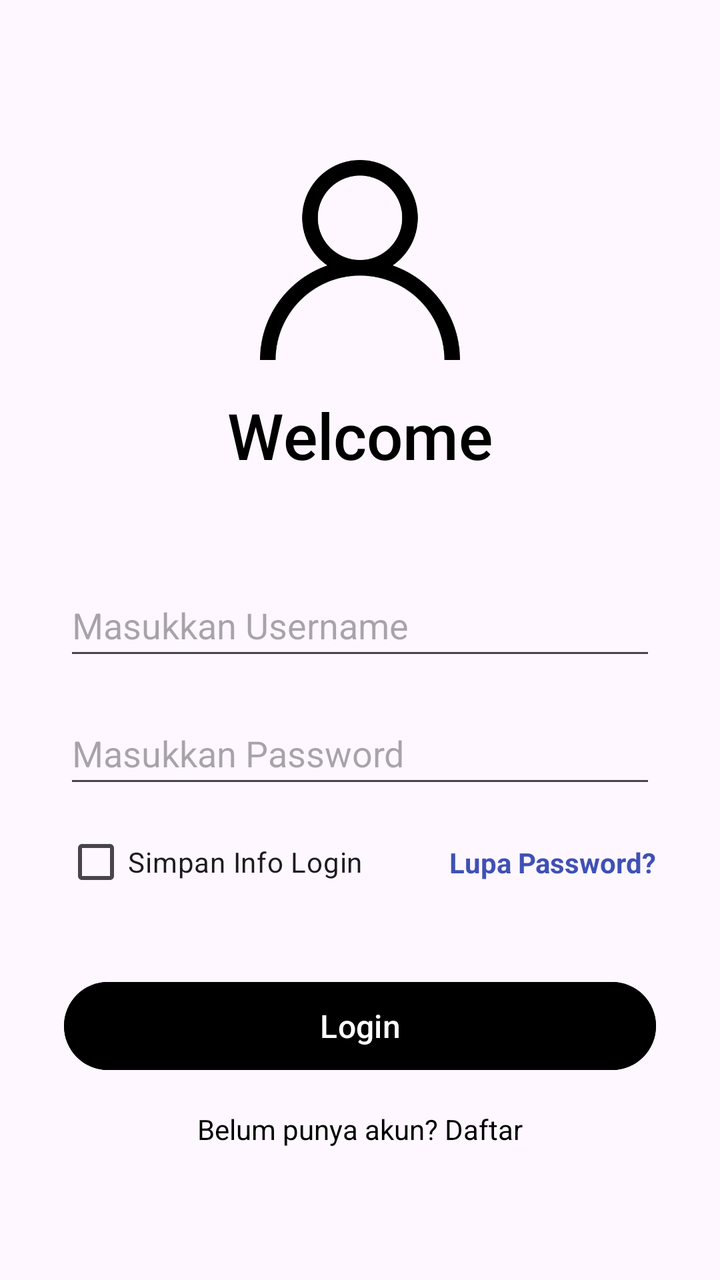
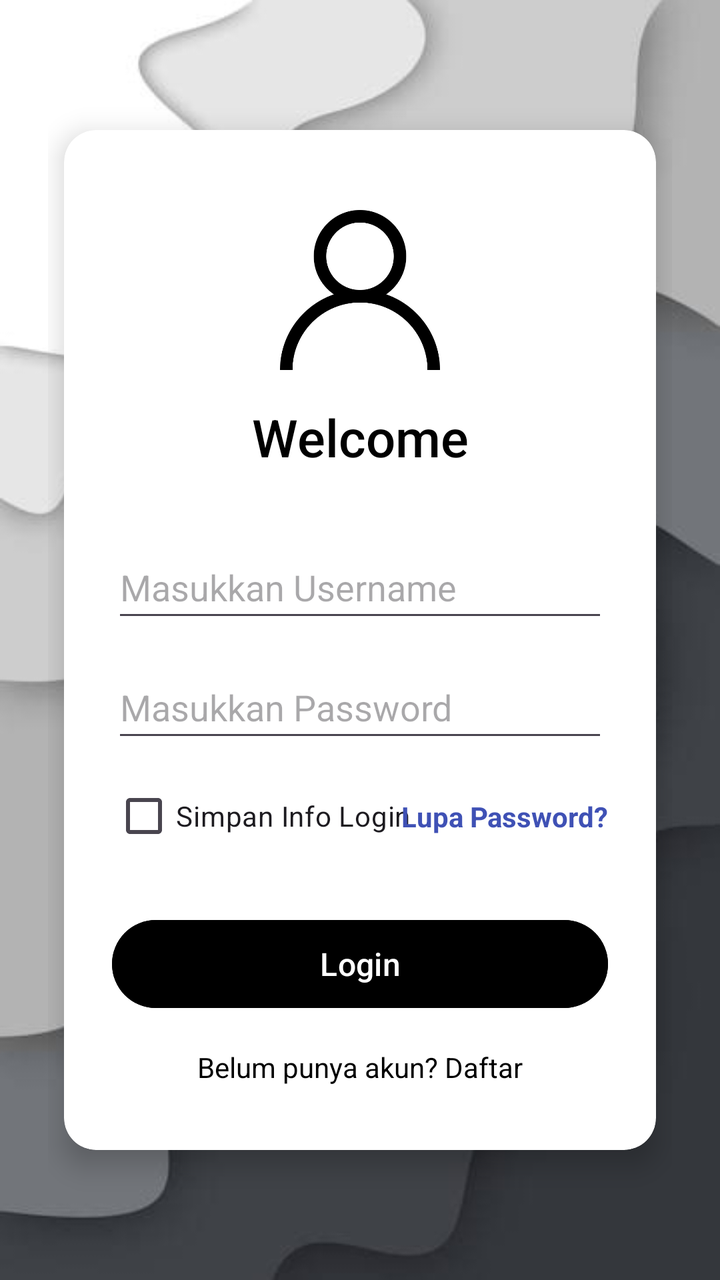

Screens rendered from an Android XML layout before and after an edit, with the pre-edit source and the edit as a unified diff.
<!-- AndroidManifest.xml: application theme Theme.Rafli_3TIA -->
<!-- res/layout/activity_lgin.xml -->
<?xml version="1.0" encoding="utf-8"?>
<androidx.constraintlayout.widget.ConstraintLayout
    xmlns:android="http://schemas.android.com/apk/res/android"
    xmlns:app="http://schemas.android.com/apk/res-auto"
    xmlns:tools="http://schemas.android.com/tools"
    android:id="@+id/main"
    android:layout_width="match_parent"
    android:layout_height="match_parent"
    android:padding="32dp"
    tools:context=".LginActivity">

    
    <ImageView
        android:id="@+id/imageView"
        android:layout_width="100dp"
        android:layout_height="100dp"
        android:layout_marginTop="48dp"
        app:layout_constraintEnd_toEndOf="parent"
        app:layout_constraintStart_toStartOf="parent"
        app:layout_constraintTop_toTopOf="parent"
        app:srcCompat="@drawable/gambar_user" />

    
    <TextView
        android:id="@+id/textView"
        android:layout_width="wrap_content"
        android:layout_height="wrap_content"
        android:layout_marginTop="16dp"
        android:fontFamily="sans-serif-medium"
        android:text="@string/deskripsi"
        android:textColor="@color/black"
        android:textSize="32sp"
        app:layout_constraintEnd_toEndOf="parent"
        app:layout_constraintStart_toStartOf="parent"
        app:layout_constraintTop_toBottomOf="@+id/imageView" />

    
    <EditText
        android:id="@+id/editTextText"
        android:layout_width="0dp"
        android:layout_height="wrap_content"
        android:layout_marginTop="48dp"
        android:minHeight="48dp"
        android:ems="10"
        android:hint="Masukkan Username"
        android:inputType="text"
        app:layout_constraintEnd_toEndOf="parent"
        app:layout_constraintStart_toStartOf="parent"
        app:layout_constraintTop_toBottomOf="@+id/textView" />

    
    <EditText
        android:id="@+id/editTextTextPassword"
        android:layout_width="0dp"
        android:layout_height="wrap_content"
        android:layout_marginTop="16dp"
        android:minHeight="48dp"
        android:ems="10"
        android:hint="Masukkan Password"
        android:inputType="textPassword"
        app:layout_constraintEnd_toEndOf="parent"
        app:layout_constraintStart_toStartOf="parent"
        app:layout_constraintTop_toBottomOf="@+id/editTextText" />

    
    <CheckBox
        android:id="@+id/checkBox"
        android:layout_width="wrap_content"
        android:layout_height="wrap_content"
        android:layout_marginTop="8dp"
        android:text="Simpan Info Login"
        android:textSize="14sp"
        app:layout_constraintStart_toStartOf="parent"
        app:layout_constraintTop_toBottomOf="@+id/editTextTextPassword" />

    
    <TextView
        android:id="@+id/tvLupaPassword"
        android:layout_width="wrap_content"
        android:layout_height="wrap_content"
        android:text="Lupa Password?"
        android:textColor="#3F51B5"
        android:textSize="14sp"
        android:textStyle="bold"
        app:layout_constraintBottom_toBottomOf="@+id/checkBox"
        app:layout_constraintEnd_toEndOf="parent"
        app:layout_constraintTop_toTopOf="@+id/checkBox" />

    
    <Button
        android:id="@+id/btnLogin"
        android:layout_width="0dp"
        android:layout_height="52dp"
        android:layout_marginTop="32dp"
        android:backgroundTint="@color/black"
        android:text="Login"
        android:textColor="@android:color/white"
        android:textSize="16sp"
        app:layout_constraintEnd_toEndOf="parent"
        app:layout_constraintStart_toStartOf="parent"
        app:layout_constraintTop_toBottomOf="@+id/checkBox" />

    

    <TextView
        android:id="@+id/textView2"
        android:layout_width="wrap_content"
        android:layout_height="wrap_content"
        android:layout_marginTop="16dp"
        android:text="Belum punya akun? Daftar"
        android:textColor="#000000"
        android:textSize="14sp"
        app:layout_constraintEnd_toEndOf="parent"
        app:layout_constraintStart_toStartOf="parent"
        app:layout_constraintTop_toBottomOf="@+id/btnLogin" />


</androidx.constraintlayout.widget.ConstraintLayout>
<!-- resources referenced by this layout -->
<resources>
  <color name="black">#FF000000</color>
  <!-- drawable gambar_user: png bitmap (drawable, 13721 bytes) -->
  <string name="deskripsi">Welcome</string>
  <style name="Theme.Rafli_3TIA" parent="Base.Theme.Rafli_3TIA" />
  <style name="Base.Theme.Rafli_3TIA" parent="Theme.Material3.DayNight.NoActionBar">
          
          
      </style>
</resources>

<!-- the commit's change to res/layout/activity_lgin.xml (unified diff, before → after) -->
@@ -6,113 +6,137 @@
     android:id="@+id/main"
     android:layout_width="match_parent"
     android:layout_height="match_parent"
-    android:padding="32dp"
+    android:background="@drawable/bg"
+    android:fitsSystemWindows="true"
+    android:padding="24dp"
     tools:context=".LginActivity">
 
     
-    <ImageView
-        android:id="@+id/imageView"
-        android:layout_width="100dp"
-        android:layout_height="100dp"
-        android:layout_marginTop="48dp"
+    <androidx.cardview.widget.CardView
+        android:layout_width="0dp"
+        android:layout_height="wrap_content"
+        android:layout_marginHorizontal="8dp"
+        app:cardBackgroundColor="#FFFFFF"
+        app:cardCornerRadius="16dp"
+        app:cardElevation="8dp"
+        app:layout_constraintBottom_toBottomOf="parent"
         app:layout_constraintEnd_toEndOf="parent"
         app:layout_constraintStart_toStartOf="parent"
-        app:layout_constraintTop_toTopOf="parent"
-        app:srcCompat="@drawable/gambar_user" />
+        app:layout_constraintTop_toTopOf="parent">
 
-    
-    <TextView
-        android:id="@+id/textView"
-        android:layout_width="wrap_content"
-        android:layout_height="wrap_content"
-        android:layout_marginTop="16dp"
-        android:fontFamily="sans-serif-medium"
-        android:text="@string/deskripsi"
-        android:textColor="@color/black"
-        android:textSize="32sp"
-        app:layout_constraintEnd_toEndOf="parent"
-        app:layout_constraintStart_toStartOf="parent"
-        app:layout_constraintTop_toBottomOf="@+id/imageView" />
+        
+        <androidx.constraintlayout.widget.ConstraintLayout
+            android:layout_width="match_parent"
+            android:layout_height="wrap_content"
+            android:padding="24dp">
 
-    
-    <EditText
-        android:id="@+id/editTextText"
-        android:layout_width="0dp"
-        android:layout_height="wrap_content"
-        android:layout_marginTop="48dp"
-        android:minHeight="48dp"
-        android:ems="10"
-        android:hint="Masukkan Username"
-        android:inputType="text"
-        app:layout_constraintEnd_toEndOf="parent"
-        app:layout_constraintStart_toStartOf="parent"
-        app:layout_constraintTop_toBottomOf="@+id/textView" />
+            
+            <ImageView
+                android:id="@+id/imageView"
+                android:layout_width="80dp"
+                android:layout_height="80dp"
+                android:layout_marginTop="16dp"
+                app:layout_constraintEnd_toEndOf="parent"
+                app:layout_constraintStart_toStartOf="parent"
+                app:layout_constraintTop_toTopOf="parent"
+                app:srcCompat="@drawable/gambar_user" />
 
-    
-    <EditText
-        android:id="@+id/editTextTextPassword"
-        android:layout_width="0dp"
-        android:layout_height="wrap_content"
-        android:layout_marginTop="16dp"
-        android:minHeight="48dp"
-        android:ems="10"
-        android:hint="Masukkan Password"
-        android:inputType="textPassword"
-        app:layout_constraintEnd_toEndOf="parent"
-        app:layout_constraintStart_toStartOf="parent"
-        app:layout_constraintTop_toBottomOf="@+id/editTextText" />
+            
+            <TextView
+                android:id="@+id/textView"
+                android:layout_width="wrap_content"
+                android:layout_height="wrap_content"
+                android:layout_marginTop="16dp"
+                android:fontFamily="sans-serif-medium"
+                android:text="@string/deskripsi"
+                android:textColor="@color/black"
+                android:textSize="26sp"
+                app:layout_constraintEnd_toEndOf="parent"
+                app:layout_constraintStart_toStartOf="parent"
+                app:layout_constraintTop_toBottomOf="@+id/imageView" />
 
-    
-    <CheckBox
-        android:id="@+id/checkBox"
-        android:layout_width="wrap_content"
-        android:layout_height="wrap_content"
-        android:layout_marginTop="8dp"
-        android:text="Simpan Info Login"
-        android:textSize="14sp"
-        app:layout_constraintStart_toStartOf="parent"
-        app:layout_constraintTop_toBottomOf="@+id/editTextTextPassword" />
+            
+            <EditText
+                android:id="@+id/editTextText"
+                android:layout_width="0dp"
+                android:layout_height="wrap_content"
+                android:layout_marginTop="32dp"
+                android:ems="10"
+                android:hint="Masukkan Username"
+                android:inputType="text"
+                android:minHeight="48dp"
+                app:layout_constraintEnd_toEndOf="parent"
+                app:layout_constraintStart_toStartOf="parent"
+                app:layout_constraintTop_toBottomOf="@+id/textView" />
 
-    
-    <TextView
-        android:id="@+id/tvLupaPassword"
-        android:layout_width="wrap_content"
-        android:layout_height="wrap_content"
-        android:text="Lupa Password?"
-        android:textColor="#3F51B5"
-        android:textSize="14sp"
-        android:textStyle="bold"
-        app:layout_constraintBottom_toBottomOf="@+id/checkBox"
-        app:layout_constraintEnd_toEndOf="parent"
-        app:layout_constraintTop_toTopOf="@+id/checkBox" />
+            
+            <EditText
+                android:id="@+id/editTextTextPassword"
+                android:layout_width="0dp"
+                android:layout_height="wrap_content"
+                android:layout_marginTop="12dp"
+                android:ems="10"
+                android:hint="Masukkan Password"
+                android:inputType="textPassword"
+                android:minHeight="48dp"
+                app:layout_constraintEnd_toEndOf="parent"
+                app:layout_constraintStart_toStartOf="parent"
+                app:layout_constraintTop_toBottomOf="@+id/editTextText" />
 
-    
-    <Button
-        android:id="@+id/btnLogin"
-        android:layout_width="0dp"
-        android:layout_height="52dp"
-        android:layout_marginTop="32dp"
-        android:backgroundTint="@color/black"
-        android:text="Login"
-        android:textColor="@android:color/white"
-        android:textSize="16sp"
-        app:layout_constraintEnd_toEndOf="parent"
-        app:layout_constraintStart_toStartOf="parent"
-        app:layout_constraintTop_toBottomOf="@+id/checkBox" />
+            
+            <CheckBox
+                android:id="@+id/checkBox"
+                android:layout_width="wrap_content"
+                android:layout_height="wrap_content"
+                android:layout_marginTop="8dp"
+                android:text="Simpan Info Login"
+                android:textSize="14sp"
+                app:layout_constraintStart_toStartOf="parent"
+                app:layout_constraintTop_toBottomOf="@+id/editTextTextPassword" />
 
-    
+            
+            <TextView
+                android:id="@+id/tvLupaPassword"
+                android:layout_width="wrap_content"
+                android:layout_height="wrap_content"
+                android:text="Lupa Password?"
+                android:textColor="#3F51B5"
+                android:textSize="14sp"
+                android:textStyle="bold"
+                app:layout_constraintBottom_toBottomOf="@+id/checkBox"
+                app:layout_constraintEnd_toEndOf="parent"
+                app:layout_constraintTop_toTopOf="@+id/checkBox" />
 
-    <TextView
-        android:id="@+id/textView2"
-        android:layout_width="wrap_content"
-        android:layout_height="wrap_content"
-        android:layout_marginTop="16dp"
-        android:text="Belum punya akun? Daftar"
-        android:textColor="#000000"
-        android:textSize="14sp"
-        app:layout_constraintEnd_toEndOf="parent"
-        app:layout_constraintStart_toStartOf="parent"
-        app:layout_constraintTop_toBottomOf="@+id/btnLogin" />
+            
+            <Button
+                android:id="@+id/btnLogin"
+                android:layout_width="0dp"
+                android:layout_height="52dp"
+                android:layout_marginTop="24dp"
+                android:backgroundTint="@color/black"
+                android:text="Login"
+                android:textColor="@android:color/white"
+                android:textSize="16sp"
+                app:layout_constraintEnd_toEndOf="parent"
+                app:layout_constraintStart_toStartOf="parent"
+                app:layout_constraintTop_toBottomOf="@+id/checkBox" />
 
+            
+            <TextView
+                android:id="@+id/textView2"
+                android:layout_width="wrap_content"
+                android:layout_height="wrap_content"
+                android:layout_marginTop="16dp"
+                android:layout_marginBottom="8dp"
+                android:text="Belum punya akun? Daftar"
+                android:textColor="#000000"
+                android:textSize="14sp"
+                app:layout_constraintBottom_toBottomOf="parent"
+                app:layout_constraintEnd_toEndOf="parent"
+                app:layout_constraintStart_toStartOf="parent"
+                app:layout_constraintTop_toBottomOf="@+id/btnLogin" />
+
+        </androidx.constraintlayout.widget.ConstraintLayout>
+    </androidx.cardview.widget.CardView>
 
 </androidx.constraintlayout.widget.ConstraintLayout>
<!-- resource entries referenced after the edit -->
@@ -1,6 +1,7 @@
 <!-- resources referenced by this layout -->
 <resources>
   <color name="black">#FF000000</color>
+  <!-- drawable bg: jpg bitmap (drawable, 11034 bytes) -->
   <!-- drawable gambar_user: png bitmap (drawable, 13721 bytes) -->
   <string name="deskripsi">Welcome</string>
   <style name="Theme.Rafli_3TIA" parent="Base.Theme.Rafli_3TIA" />
